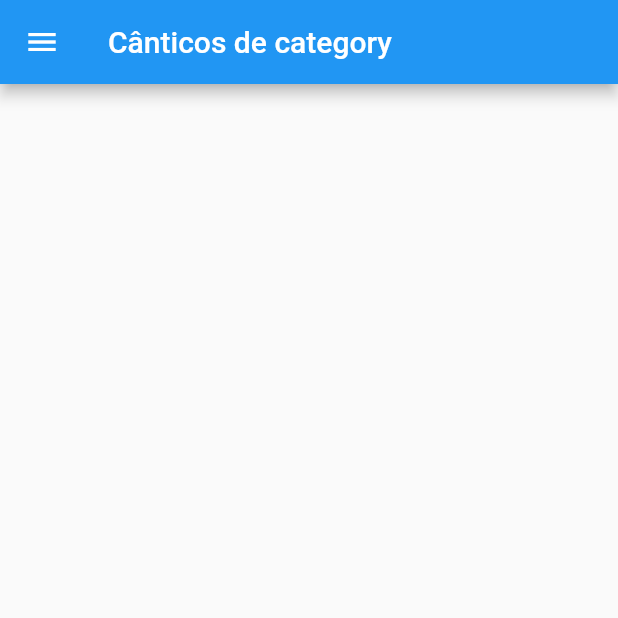
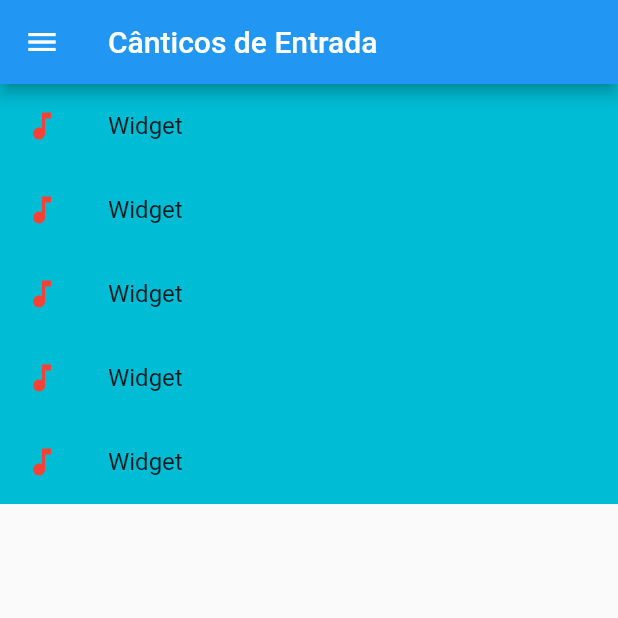
Before and after one commit to ddiasguto/mliturgica, a Flutter app: the ShowCategory screen opened directly, in the side drawer, after a tap on "Cânticos de Entrada", on a phone screen of 412 x 824 dp, the top half of it. Run offline on Flutter 3.47's test engine with Material 2 defaults, Android fonts, the phone set to English and light mode, and no system bars.

Commit message:
ShowList Category working

```diff
--- a/lib/components/manager.dart
+++ b/lib/components/manager.dart
@@ -1,5 +1,4 @@
 import 'package:diasguto/pages/politic_page.dart';
-import 'package:diasguto/pages/sheet_page.dart';
 import 'package:flutter/material.dart';
 
 class Policy extends StatelessWidget {
@@ -10,7 +9,7 @@ class Policy extends StatelessWidget {
     return IconButton(
       icon: Icon(
         Icons.settings,
-        size: 18,
+        size: 30,
       ),
       onPressed: () {
         Navigator.push(context,
--- a/lib/components/show_list_category.dart
+++ b/lib/components/show_list_category.dart
@@ -1,4 +1,5 @@
 import 'package:diasguto/components/my_drawer.dart';
+import 'package:diasguto/components/show_music.dart';
 import 'package:flutter/material.dart';
 import 'package:provider/provider.dart';
 import '../provider/Maestro.dart';
@@ -14,32 +15,28 @@ class ShowCategoryState extends State<ShowCategory> {
   @override
   Widget build(BuildContext context) {
     Maestro maestro = Provider.of<Maestro>(context);
-    List<Widget> localList = maestro.getLocalList;
     return Scaffold(
-      appBar: AppBar(title: const Text('Cânticos de category')),
+      appBar: AppBar(title: Text('Cânticos de ${maestro.category}')),
       drawer: const MyDrawer(),
-      body: ListView(
-        children: [Container()],
-      ),
+      body: chantsCategory(),
     );
-/*  }
+  }
 
   Widget chantsCategory() {
     Maestro maestro = Provider.of<Maestro>(context);
-    List<Widget> localList = maestro.getLocalList;
-    for (int i = 0; i < localList.length - 1; i++) {
-      return ListTile(
+
+    return ListView.builder(
+        itemCount: maestro.localList.length,
+        itemBuilder: (_, index) => ListTile(
             leading: const Icon(Icons.music_note),
-        title: Text('Cantico $i de ${maestro.getLocalList.length}'),
+            title: Text('${maestro.localList[index]}'),
             iconColor: Colors.red,
             tileColor: Colors.cyan,
             selectedColor: Colors.amberAccent,
             onTap: () {
-          maestro.setInitialIndex(i);
+              maestro.setCurrentIndex(index);
               Navigator.push(context,
                   MaterialPageRoute(builder: (context) => const ShowMusic()));
-        },
-      );
-    }*/
+            }));
   }
 }
--- a/lib/main.dart
+++ b/lib/main.dart
@@ -26,6 +26,7 @@ class MyApp extends StatelessWidget {
   Widget build(BuildContext context) {
     return const MaterialApp(
       title: _title,
+      debugShowCheckedModeBanner: false,
       home: MyStatefulWidget(),
     );
   }
```
Also changed, not shown: lib/components/cards_home.dart (+5 -2 lines). Lines whose indentation alone changed are shown as unchanged.
